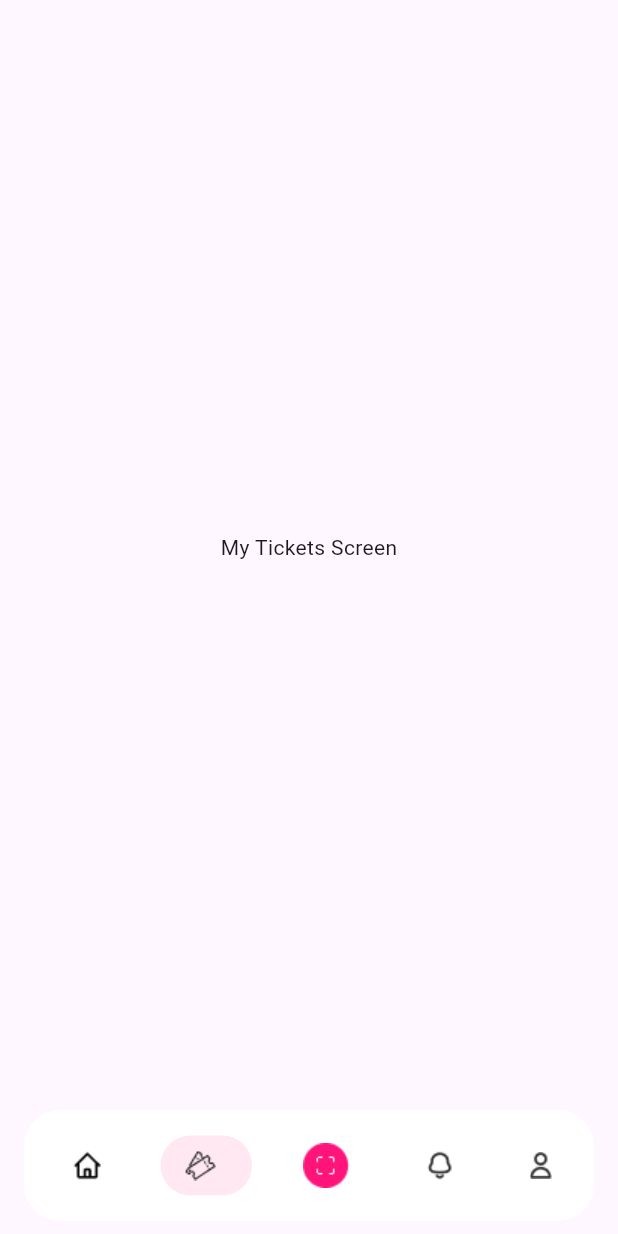
After one commit to shiva-gtm/workpracticeapp, a Flutter app: the AppNavigationBar screen opened directly, item 2 of the bottom bar chosen, on a phone screen of 412 x 824 dp. The commit adds this screen. Run offline on Flutter 3.47's test engine with Material 3 defaults, Android fonts, the light colour scheme and no system bars; drawn by our look-alikes of salomon_bottom_bar.

Commit message:
feat: navbar updated

```diff
--- /dev/null
+++ b/lib/components/appnavigationbar.dart
@@ -0,0 +1,73 @@
+import 'package:flutter/material.dart';
+import 'package:workpracticeapp/screens/home%20page/homescreen.dart';
+import 'package:salomon_bottom_bar/salomon_bottom_bar.dart';
+import 'package:workpracticeapp/screens/myprofilescreen.dart';
+import 'package:workpracticeapp/screens/myticketscreen.dart';
+import 'package:workpracticeapp/screens/notificationscreen.dart';
+
+class AppNavigationBar extends StatefulWidget {
+  const AppNavigationBar({super.key});
+
+  @override
+  State<AppNavigationBar> createState() => _AppNavigationBarState();
+}
+
+class _AppNavigationBarState extends State<AppNavigationBar> {
+  int _currentIndex = 0;
+
+  final List<Widget> _screens = [
+    Homepage(),
+    MyTicketScreen(),
+    Center(child: Text('Scan')),
+    NotificationScreen(),
+    MyProfileScreen(),
+  ];
+
+  @override
+  Widget build(BuildContext context) {
+    return Scaffold(
+      body: _screens[_currentIndex],
+      bottomNavigationBar: Padding(
+        padding: EdgeInsets.symmetric(horizontal: 16, vertical: 10),
+        child: ClipRRect(
+          borderRadius: BorderRadius.circular(24),
+          child: SalomonBottomBar(
+            margin: EdgeInsets.symmetric(horizontal: 12, vertical: 12),
+            backgroundColor: Colors.white,
+            currentIndex: _currentIndex,
+            onTap: (i) => setState(() => _currentIndex = i),
+            selectedItemColor: Colors.white,
+            unselectedItemColor: Colors.black,
+            items: [
+              SalomonBottomBarItem(
+                icon: Image.asset('assets/home.png'),
+                title: const Text(""),
+                selectedColor: Color(0xFFFF1479),
+              ),
+              SalomonBottomBarItem(
+                icon: Image.asset('assets/navticket.png'),
+                title: const Text(""),
+                selectedColor: Color(0xFFFF1479),
+              ),
+              SalomonBottomBarItem(
+                icon: Image.asset('assets/scan.png'),
+                title: const Text(""),
+                selectedColor: Color(0xFFFF1479),
+              ),
+              SalomonBottomBarItem(
+                icon: Image.asset('assets/notification.png'),
+                title: const Text(""),
+                selectedColor: Color(0xFFFF1479),
+              ),
+              SalomonBottomBarItem(
+                icon: Image.asset('assets/profile.png'),
+                title: const Text(""),
+                selectedColor: Color(0xFFFF1479),
+              ),
+            ],
+          ),
+        ),
+      ),
+    );
+  }
+}
--- a/lib/screens/login and signup/loginscreen.dart
+++ b/lib/screens/login and signup/loginscreen.dart
@@ -1,8 +1,8 @@
 import 'package:flutter/material.dart';
+import 'package:workpracticeapp/components/appnavigationbar.dart';
 import 'package:workpracticeapp/components/logintextfield.dart';
 import 'package:workpracticeapp/components/passwordtextfield.dart';
 import 'package:workpracticeapp/components/reusablebutton.dart';
-import 'package:workpracticeapp/screens/home%20page/homescreen.dart';
 import 'package:workpracticeapp/screens/login%20and%20signup/resetpassword.dart';
 import 'package:workpracticeapp/screens/login%20and%20signup/signupscreen.dart';
 
@@ -79,7 +79,7 @@ class _LoginScreenState extends State<LoginScreen> {
                       context,
                       MaterialPageRoute(
                         builder: (context) {
-                          return Homepage();
+                          return AppNavigationBar();
                         },
                       ),
                     );
--- /dev/null
+++ b/lib/screens/myticketscreen.dart
@@ -0,0 +1,15 @@
+import 'package:flutter/material.dart';
+
+class MyTicketScreen extends StatefulWidget {
+  const MyTicketScreen({super.key});
+
+  @override
+  State<MyTicketScreen> createState() => _MyTicketScreenState();
+}
+
+class _MyTicketScreenState extends State<MyTicketScreen> {
+  @override
+  Widget build(BuildContext context) {
+    return Scaffold(body: Center(child: Text('My Tickets Screen')));
+  }
+}
```
Also changed, not shown: lib/screens/home page/homescreen.dart (+0 -43 lines), lib/screens/myprofilescreen.dart (added, +15 -0 lines), lib/screens/notificationscreen.dart (added, +15 -0 lines).
